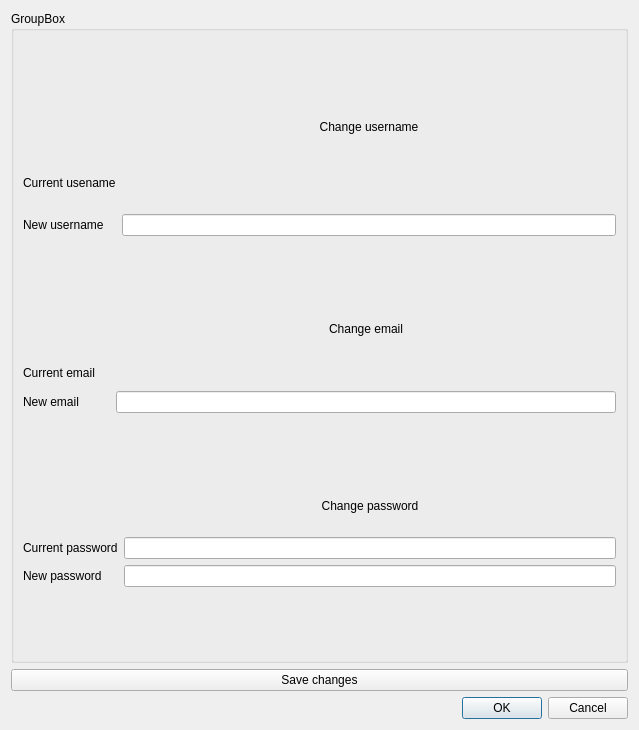
This is profiledialog.ui in Tauski/IdealPDA_Windows as Qt 5 draws it before an edit. The edited form follows.
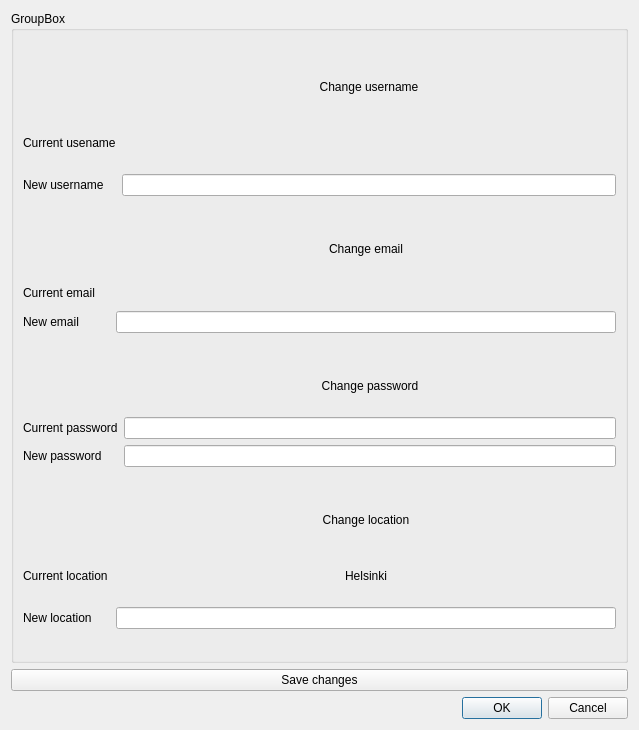
This is the edited form.

What changed in the file:
```diff
--- a/profiledialog.ui
+++ b/profiledialog.ui
@@ -202,6 +202,72 @@
         </item>
        </layout>
       </item>
+      <item>
+       <layout class="QGridLayout" name="gridLayout_4">
+        <item row="0" column="1">
+         <widget class="QLabel" name="label_10">
+          <property name="maximumSize">
+           <size>
+            <width>16777215</width>
+            <height>50</height>
+           </size>
+          </property>
+          <property name="text">
+           <string>Change location</string>
+          </property>
+          <property name="alignment">
+           <set>Qt::AlignCenter</set>
+          </property>
+         </widget>
+        </item>
+        <item row="1" column="0">
+         <widget class="QLabel" name="label_12">
+          <property name="text">
+           <string>Current location</string>
+          </property>
+         </widget>
+        </item>
+        <item row="2" column="0">
+         <widget class="QLabel" name="label_13">
+          <property name="text">
+           <string>New location</string>
+          </property>
+         </widget>
+        </item>
+        <item row="2" column="1">
+         <widget class="QLineEdit" name="pd_le_newlocation">
+          <property name="maximumSize">
+           <size>
+            <width>500</width>
+            <height>16777215</height>
+           </size>
+          </property>
+         </widget>
+        </item>
+        <item row="1" column="1">
+         <widget class="QLabel" name="pd_label_curlocation">
+          <property name="minimumSize">
+           <size>
+            <width>0</width>
+            <height>0</height>
+           </size>
+          </property>
+          <property name="maximumSize">
+           <size>
+            <width>16777215</width>
+            <height>50</height>
+           </size>
+          </property>
+          <property name="text">
+           <string>Helsinki</string>
+          </property>
+          <property name="alignment">
+           <set>Qt::AlignCenter</set>
+          </property>
+         </widget>
+        </item>
+       </layout>
+      </item>
      </layout>
     </widget>
    </item>
```
